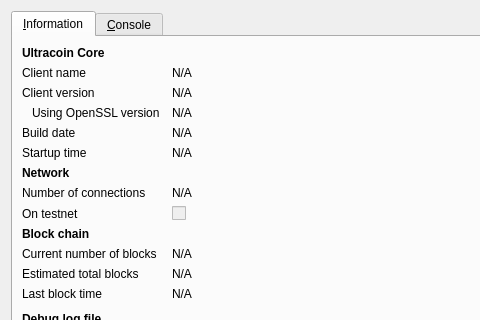
The window that src/qt/forms/rpcconsole.ui (DerpyMcDonuts/AnotherShitCoin) describes before a commit, drawn with Qt 5; both pictures show x 0 to 480 and y 0 to 320 of the 740 by 450 pixel window.
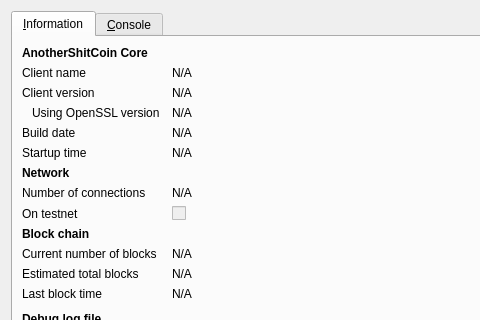
The same window after the commit. Icons and pictures are not drawn.

```diff
--- a/src/qt/forms/rpcconsole.ui
+++ b/src/qt/forms/rpcconsole.ui
@@ -36,7 +36,7 @@
           </font>
          </property>
          <property name="text">
-          <string>Ultracoin Core</string>
+          <string>AnotherShitCoin Core</string>
          </property>
         </widget>
        </item>
```
Left out of the diff: 6 changed lines with no effect on the pictures.
